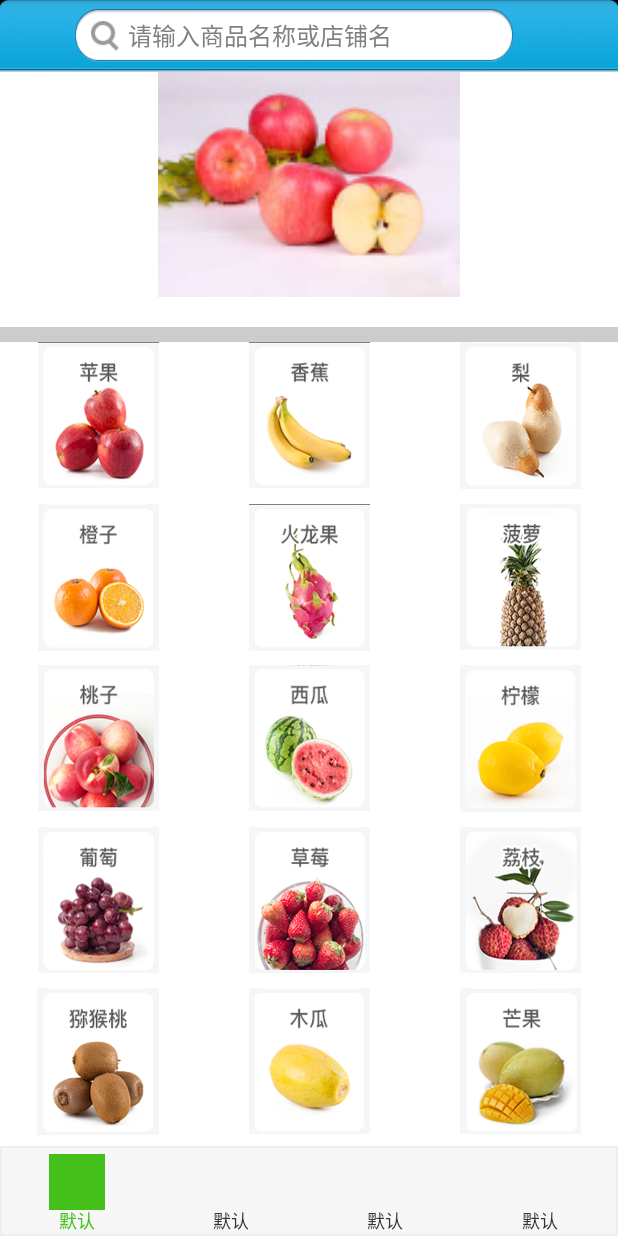
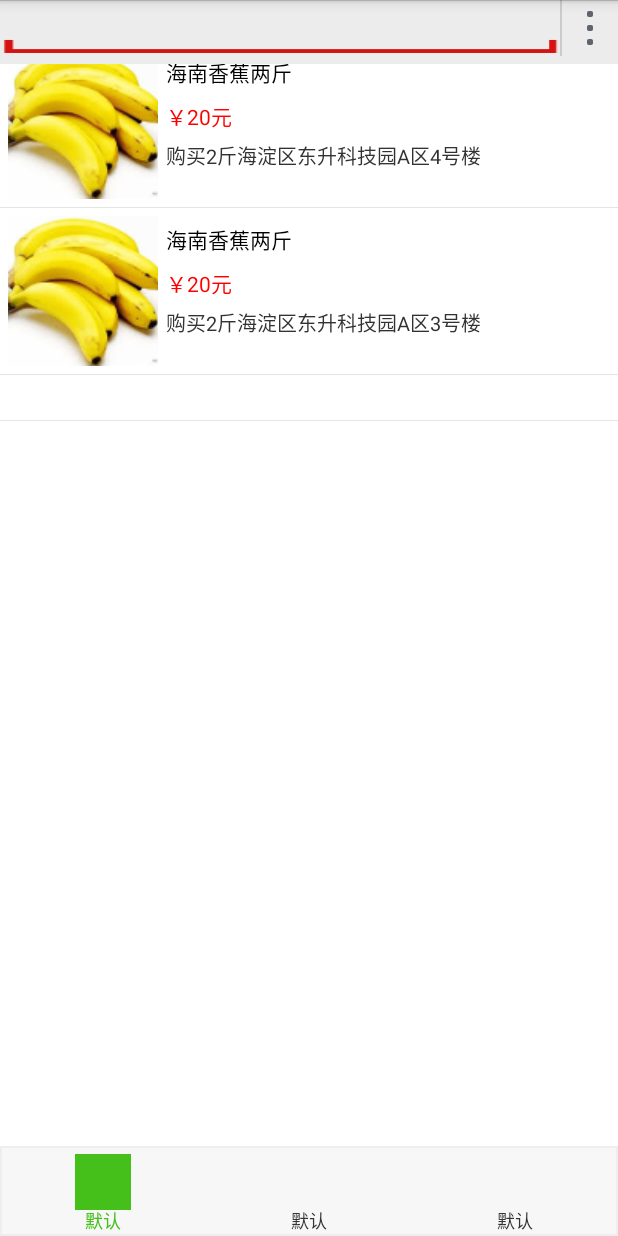
Before and after one commit to jzxyouok/fruit_app, an Android app: the AdminActivity screen opened directly, with no data from a screen before it, on a phone screen of 412 x 824 dp. Run offline under Robolectric (Android 15) with nearby library versions, the phone set to English and light mode, and no system bars; 5 statements that could not run were skipped.

Commit message:
add admin_order

```diff
--- /dev/null
+++ b/src/main/java/com/naoh/Fruit/Adapter/Adapter_Order.java
@@ -0,0 +1,87 @@
+package com.naoh.Fruit.Adapter;
+
+import android.content.Context;
+import android.view.LayoutInflater;
+import android.view.View;
+import android.view.ViewGroup;
+import android.widget.BaseAdapter;
+import android.widget.ImageView;
+import android.widget.TextView;
+
+import com.example.administrator.myapplication.R;
+import com.naoh.Fruit.Data.OrderBean;
+
+import java.util.List;
+
+/**
+ * Created by Administrator on 2016/5/29.
+ */
+public class Adapter_Order  extends BaseAdapter {
+    private Context context;
+    List<OrderBean> orderBeanList;
+
+    public Adapter_Order(Context context) {
+        this.context = context;
+    }
+
+    public Adapter_Order(Context context, List<OrderBean> orderBeanList) {
+        this.context = context;
+        this.orderBeanList = orderBeanList;
+    }
+
+    @Override
+    public int getCount() {
+        if(orderBeanList!=null)
+            return orderBeanList.size();
+        return 0;
+    }
+
+    @Override
+    public Object getItem(int position) {
+        if(orderBeanList!=null)
+            orderBeanList.get(position);
+        return null;
+    }
+
+    @Override
+    public long getItemId(int position) {
+        return position;
+    }
+
+    @Override
+    public View getView(int position, View convertView, ViewGroup parent) {
+        HolderView holderView = null;
+        if (convertView == null) {
+            holderView = new HolderView();
+            convertView = LayoutInflater.from(context).inflate(R.layout.adapter_listview_ware, null);
+            holderView.iv_pic = (ImageView) convertView.findViewById(R.id.iv_adapter_list_pic);
+            holderView.tv_desc = (TextView) convertView.findViewById(R.id.name);
+            holderView.tv_toal_price = (TextView) convertView.findViewById(R.id.price);
+            holderView.tv_sale_num = (TextView) convertView.findViewById(R.id.sale_num);
+            convertView.setTag(holderView);
+        } else {
+            holderView = (HolderView) convertView.getTag();
+        }
+        if (orderBeanList.size() != 0) {
+            buildHolderView(holderView, orderBeanList.get(position));
+        }
+        return convertView;
+    }
+
+    public class HolderView {
+        private ImageView iv_pic;
+        private TextView tv_sale_num;
+        private TextView tv_desc;
+        private TextView tv_toal_price;
+    }
+
+    private void buildHolderView(HolderView holderView, OrderBean orderBean)
+    {
+
+        holderView.iv_pic.setImageResource(R.mipmap.hainan_banana);
+        holderView.tv_desc.setText("海南香蕉两斤");
+        holderView.tv_toal_price.setText("￥20元");
+        holderView.tv_sale_num.setText("购买2斤" + orderBean.getAddress());
+
+    }
+}
--- /dev/null
+++ b/src/main/java/com/naoh/Fruit/Data/OrderBean.java
@@ -0,0 +1,78 @@
+package com.naoh.Fruit.Data;
+
+import java.util.LinkedList;
+import java.util.List;
+
+public class OrderBean {
+    private String orderId;
+    private int userId;
+    private int sellerId;
+    private int payed; // 1已支付，0：未支付
+    private int hasSended;
+    private String address;
+
+    /**
+     * 一个订单可能购买多个商品，这里存储购买的记录
+     */
+    private List<TradingRecord> recordList;
+
+    public OrderBean() {
+        this.recordList = new LinkedList<TradingRecord>();
+    }
+
+    public List<TradingRecord> getRecordList() {
+        return recordList;
+    }
+
+    public void setRecordList(List<TradingRecord> recordList) {
+        this.recordList = recordList;
+    }
+
+    public String getOrderId() {
+        return orderId;
+    }
+
+    public void setOrderId(String orderId) {
+        this.orderId = orderId;
+    }
+
+    public int getUserId() {
+        return userId;
+    }
+
+    public void setUserId(int userId) {
+        this.userId = userId;
+    }
+
+    public int getSellerId() {
+        return sellerId;
+    }
+
+    public void setSellerId(int sellerId) {
+        this.sellerId = sellerId;
+    }
+
+    public int getPayed() {
+        return payed;
+    }
+
+    public void setPayed(int payed) {
+        this.payed = payed;
+    }
+
+    public int getHasSended() {
+        return hasSended;
+    }
+
+    public void setHasSended(int hasSended) {
+        this.hasSended = hasSended;
+    }
+
+    public String getAddress() {
+        return address;
+    }
+
+    public void setAddress(String address) {
+        this.address = address;
+    }
+}
--- /dev/null
+++ b/src/main/java/com/naoh/Fruit/dao/OrderService.java
@@ -0,0 +1,19 @@
+package com.naoh.Fruit.dao;
+
+import android.content.Context;
+
+import com.naoh.Fruit.dao.util.DBHelper;
+
+/**
+ * Created by Administrator on 2016/5/29.
+ */
+public class OrderService extends AbstractService {
+
+    private static final String SQL = "select orderId, userId, sellerId, payed, hasSended, address from orders ";
+
+    public OrderService(Context context)
+    {
+        this.dbHelper = new DBHelper(context);
+    }
+
+}
--- a/src/main/java/com/naoh/Fruit/ui/AdminActivity.java
+++ b/src/main/java/com/naoh/Fruit/ui/AdminActivity.java
@@ -13,6 +13,7 @@ import android.widget.LinearLayout;
 
 import com.example.administrator.myapplication.R;
 import com.naoh.Fruit.Config;
+import com.naoh.Fruit.ui.admin.AllOrdersFragment;
 import com.naoh.Fruit.ui.cart.CartFragment;
 import com.naoh.Fruit.ui.home.HomeFragment;
 import com.naoh.Fruit.view.ChangeColorIconWithText;
@@ -41,7 +42,7 @@ public class AdminActivity extends FragmentActivity implements View.OnClickListe
     @Override
     protected void onCreate(Bundle savedInstanceState) {
         super.onCreate(savedInstanceState);
-        setContentView(R.layout.activity_main);
+        setContentView(R.layout.acitivity_admin2);
 
         //初始化所有的界面
         initView();
@@ -88,51 +89,40 @@ public class AdminActivity extends FragmentActivity implements View.OnClickListe
      */
     private void initFragments() {
         //用于展示首页的Fragment
-        HomeFragment homeFragment = new HomeFragment();
-        mTabs.add(homeFragment);
+        AllOrdersFragment ordersFragment = new AllOrdersFragment();
+        mTabs.add(ordersFragment);
 
         TabFragment tabFragment = new TabFragment();
         Bundle bundle = new Bundle();
-        bundle.putString(TabFragment.TITLE, mTitles[0]);
+        bundle.putString(TabFragment.TITLE, mTitles[1]);
         tabFragment.setArguments(bundle);
         mTabs.add(tabFragment);
 
-//        TabFragment tabFragment1 = new TabFragment();
-//        Bundle bundle1 = new Bundle();
-//        bundle1.putString(TabFragment.TITLE, mTitles[1]);
-//        tabFragment1.setArguments(bundle1);
-//        mTabs.add(tabFragment1);
 
+        /**
+         * TODO:修改成管理员的查看个人信息，历史订单信息的
+         */
         CartFragment cartFragment = new CartFragment();
         mTabs.add(cartFragment);
-
-        TabFragment tabFragment2 = new TabFragment();
-        Bundle bundle2 = new Bundle();
-        bundle2.putString(TabFragment.TITLE, mTitles[2]);
-        tabFragment2.setArguments(bundle2);
-        mTabs.add(tabFragment2);
     }
 
     /**
      * 初始化所有的界面
      */
     private void initView() {
-        mViewPager = (ViewPager) findViewById(R.id.id_viewpager);
-        mTabChat = (LinearLayout) findViewById(R.id.id_indicator);
-        ChangeColorIconWithText one = (ChangeColorIconWithText) findViewById(R.id.id_indicator_one);
-        ChangeColorIconWithText two = (ChangeColorIconWithText) findViewById(R.id.id_indicator_two);
-        ChangeColorIconWithText three = (ChangeColorIconWithText) findViewById(R.id.id_indicator_three);
-        ChangeColorIconWithText four = (ChangeColorIconWithText) findViewById(R.id.id_indicator_four);
+        mViewPager = (ViewPager) findViewById(R.id.admin_viewpager);
+        mTabChat = (LinearLayout) findViewById(R.id.admin_indicator);
+        ChangeColorIconWithText one = (ChangeColorIconWithText) findViewById(R.id.admin_indicator_one);
+        ChangeColorIconWithText two = (ChangeColorIconWithText) findViewById(R.id.admin_indicator_two);
+        ChangeColorIconWithText three = (ChangeColorIconWithText) findViewById(R.id.admin_indicator_three);
 
         mTabIndicators.add(one);
         mTabIndicators.add(two);
         mTabIndicators.add(three);
-        mTabIndicators.add(four);
 
         one.setOnClickListener(this);
         two.setOnClickListener(this);
         three.setOnClickListener(this);
-        four.setOnClickListener(this);
 
         one.setIconAlpha(Config.PURE_COLOR);
     }
@@ -162,21 +152,17 @@ public class AdminActivity extends FragmentActivity implements View.OnClickListe
         resetOtherTabs();
 
         switch (v.getId()) {
-            case R.id.id_indicator_one:
+            case R.id.admin_indicator_one:
                 mTabIndicators.get(Config.DEVICE_INDEX).setIconAlpha(Config.PURE_COLOR);
                 mViewPager.setCurrentItem(Config.DEVICE_INDEX, false);
                 break;
-            case R.id.id_indicator_two:
+            case R.id.admin_indicator_two:
                 mTabIndicators.get(Config.ORDER_INDEX).setIconAlpha(Config.PURE_COLOR);
                 mViewPager.setCurrentItem(Config.ORDER_INDEX, false);
                 break;
-            case R.id.id_indicator_three:
+            case R.id.admin_indicator_three:
                 mTabIndicators.get(Config.INFO_INDEX).setIconAlpha(Config.PURE_COLOR);
                 mViewPager.setCurrentItem(Config.INFO_INDEX, false);
-                break;
-            case R.id.id_indicator_four:
-                mTabIndicators.get(Config.SETTINGS_INDEX).setIconAlpha(Config.PURE_COLOR);
-                mViewPager.setCurrentItem(Config.SETTINGS_INDEX, false);
                 break;
         }
     }
--- /dev/null
+++ b/src/main/java/com/naoh/Fruit/ui/admin/AllOrdersFragment.java
@@ -0,0 +1,181 @@
+package com.naoh.Fruit.ui.admin;
+
+import android.app.ProgressDialog;
+import android.os.AsyncTask;
+import android.os.Bundle;
+import android.support.v4.app.Fragment;
+import android.view.LayoutInflater;
+import android.view.MotionEvent;
+import android.view.View;
+import android.view.ViewGroup;
+import android.view.animation.AnimationSet;
+import android.widget.EditText;
+import android.widget.ImageView;
+import android.widget.LinearLayout;
+
+import com.example.administrator.myapplication.R;
+import com.naoh.Fruit.Adapter.Adapter_Order;
+import com.naoh.Fruit.Data.OrderBean;
+import com.naoh.Fruit.view.xListview.XListView;
+
+import java.text.SimpleDateFormat;
+import java.util.Date;
+import java.util.LinkedList;
+import java.util.List;
+
+/**
+ * Created by Administrator on 2016/5/29.
+ */
+public class AllOrdersFragment extends Fragment implements View.OnTouchListener, XListView.IXListViewListener {
+
+    //显示所有订单的列表
+    private XListView listView;
+    //整个顶部搜索控件，用于隐藏和显示底部整个控件
+    private LinearLayout ll_search;
+
+    @SuppressWarnings("unused")
+    private EditText ed_search;
+
+    private AnimationSet animationSet;
+    /**
+     * 第一次按下屏幕时的Y坐标
+     */
+    float fist_down_Y = 0;
+    /**
+     * 请求数据的页数
+     */
+    private int pageIndex = 0;
+
+    /**
+     * 存储网络返回的数据中的data字段
+     */
+    private List<OrderBean> orderBeanList;
+
+    @Override
+    public View onCreateView(LayoutInflater inflater, ViewGroup container, Bundle savedInstanceState) {
+
+        View view = LayoutInflater.from(getActivity()).inflate(R.layout.fragment_allorders, null);
+        initView(view);
+        return view;
+    }
+
+    /**
+     * 初始化视图
+     * @param view
+     */
+    private void initView(View view) {
+
+        if(orderBeanList==null) {
+            orderBeanList = new LinkedList<OrderBean>();
+            OrderBean orderBean= new OrderBean();
+            orderBean.setOrderId("dafjsdkafiefdff");
+            orderBean.setAddress("海淀区东升科技园A区4号楼");
+            orderBeanList.add(orderBean);
+
+            OrderBean orderBean2= new OrderBean();
+            orderBean2.setOrderId("dafjsdkafiefdff");
+            orderBean2.setAddress("海淀区东升科技园A区3号楼");
+            orderBeanList.add(orderBean2);
+        }
+
+        ll_search = (LinearLayout)  view.findViewById(R.id.order_choice);
+        ed_search = (EditText) view.findViewById(R.id.order_SearchOrder);
+
+        listView = (XListView) view.findViewById(R.id.listOrderView);
+        listView.setOnTouchListener(this);
+        listView.setXListViewListener(this);
+        // 设置可以进行下拉加载的功能
+        listView.setPullLoadEnable(true);
+        listView.setPullRefreshEnable(true);
+
+        listView.setAdapter(new Adapter_Order(getActivity(), orderBeanList));
+    }
+
+    @Override
+    public void onRefresh() {
+
+    }
+
+    @Override
+    public void onLoadMore() {
+
+    }
+
+    @Override
+    public boolean onTouch(View v, MotionEvent event) {
+        return false;
+    }
+
+
+    private class OrderTask extends AsyncTask<Void, Void, List<OrderBean>> {
+
+        ProgressDialog dialog = null;
+
+        @Override
+        protected void onPreExecute() {
+            if (dialog == null) {
+                dialog = ProgressDialog.show(getActivity(), "", "正在加载...");
+                dialog.show();
+            }
+        }
+
+        @Override
+        protected List<OrderBean> doInBackground(Void... params) {
+//            if (orderBeanList == null) {
+//                orderBeanList = new LinkedList<OrderBean>();
+//            }
+//            List<OrderBean> moreOrderBean = new OrderService(getActivity()).findMoreOrzzderBean(sellerId, pageIndex, 10);
+            //orderBeanList.addAll(moreOrderBean);
+
+
+            return null;
+        }
+
+        @Override
+        protected void onPostExecute(List<OrderBean> result) {
+            if (dialog != null && dialog.isShowing()) {
+                dialog.dismiss();
+                dialog = null;
+            }
+
+
+//            listView.setAdapter(new Adapter_ListView_ware(getActivity()));
+//            listView.setOnItemClickListener(new AdapterView.OnItemClickListener() {
+//                @Override
+//                public void onItemClick(AdapterView<?> arg0, View arg1, int position, long arg3) {
+//                    Intent intent = new Intent(getActivity(), OrderDetailActivity.class);
+//                    startActivity(intent);
+//                }
+//            });
+
+            // 停止刷新和加载
+            onLoad();
+        }
+
+    }
+
+    /**
+     * 停止加载和刷新
+     */
+    private void onLoad() {
+        listView.stopRefresh();
+        // 停止加载更多
+        listView.stopLoadMore();
+
+        // 设置最后一次刷新时间
+        listView.setRefreshTime(getCurrentTime(System.currentTimeMillis()));
+    }
+
+    /**
+     * 简单的时间格式
+     */
+    public static SimpleDateFormat mDateFormat = new SimpleDateFormat("MM-dd HH:mm");
+
+    public static String getCurrentTime(long time) {
+        if (0 == time) {
+            return "";
+        }
+
+        return mDateFormat.format(new Date(time));
+    }
+}
--- /dev/null
+++ b/src/main/res/layout/acitivity_admin2.xml
@@ -0,0 +1,53 @@
+<?xml version="1.0" encoding="utf-8"?>
+<LinearLayout xmlns:android="http://schemas.android.com/apk/res/android"
+    xmlns:app="http://schemas.android.com/apk/res-auto"
+    android:orientation="vertical" android:layout_width="match_parent"
+    android:layout_height="match_parent">
+    <android.support.v4.view.ViewPager
+        android:id="@+id/admin_viewpager"
+        android:layout_width="match_parent"
+        android:layout_height="0dp"
+        android:layout_weight="1" />
+
+    <LinearLayout
+        android:id="@+id/admin_indicator"
+        android:layout_width="match_parent"
+        android:layout_height="60dp"
+        android:background="@drawable/tab_bg"
+        android:orientation="horizontal">
+
+        <com.naoh.Fruit.view.ChangeColorIconWithText
+            android:id="@+id/admin_indicator_one"
+            android:layout_width="0dp"
+            android:layout_height="match_parent"
+            android:layout_weight="1"
+            android:padding="5dp"
+            app:color="#ff45c01a"
+            app:icon="@mipmap/guide_cart_nm"
+            app:text="所有订单"
+            app:text_size="@dimen/tab_text_size" />
+
+        <com.naoh.Fruit.view.ChangeColorIconWithText
+            android:id="@+id/admin_indicator_two"
+            android:layout_width="0dp"
+            android:layout_height="match_parent"
+            android:layout_weight="1"
+            android:padding="5dp"
+            app:color="@color/tab_color"
+            app:icon="@mipmap/guide_tfaccount_nm"
+            app:text="已发布的商品"
+            app:text_size="@dimen/tab_text_size" />
+
+        <com.naoh.Fruit.view.ChangeColorIconWithText
+            android:id="@+id/admin_indicator_three"
+            android:layout_width="0dp"
+            android:layout_height="match_parent"
+            android:layout_weight="1"
+            android:padding="5dp"
+            app:color="@color/tab_color"
+            app:icon="@mipmap/guide_cart_nm"
+            app:text="发布新商品"
+            app:text_size="@dimen/tab_text_size" />
+    </LinearLayout>
+
+</LinearLayout>
--- a/src/main/res/layout/activity_admin.xml
+++ b/src/main/res/layout/activity_admin.xml
@@ -14,7 +14,6 @@
         android:layout_width="wrap_content"
         android:layout_height="wrap_content"
         android:layout_alignParentLeft="true"
-        android:layout_below="@+id/textViewP"
         android:layout_marginTop="50dp"
         android:text="@string/price"
         android:textAppearance="?android:attr/textAppearanceMedium" />
--- /dev/null
+++ b/src/main/res/layout/fragment_allorders.xml
@@ -0,0 +1,49 @@
+<?xml version="1.0" encoding="utf-8"?>
+<RelativeLayout xmlns:android="http://schemas.android.com/apk/res/android"
+    android:layout_width="match_parent" android:layout_height="match_parent"
+    android:background="@color/white">
+
+    <com.naoh.Fruit.view.xListview.XListView
+        android:id="@+id/listOrderView"
+        android:layout_width="match_parent"
+        android:layout_height="match_parent"
+        android:cacheColorHint="#00000000" />
+
+    <LinearLayout
+        android:id="@+id/order_choice"
+        android:layout_width="match_parent"
+        android:layout_height="wrap_content"
+        android:background="#EDECEC"
+        android:orientation="vertical"
+        android:paddingBottom="5dp">
+
+        <LinearLayout
+            android:layout_width="match_parent"
+            android:layout_height="wrap_content"
+            android:orientation="horizontal">
+
+           <EditText
+                android:id="@+id/order_SearchOrder"
+                android:layout_width="0dp"
+                android:layout_height="match_parent"
+                android:layout_weight="1"
+                android:background="@mipmap/bg_edit_ware"
+                android:focusable="true"
+                android:focusableInTouchMode="true"
+                android:paddingLeft="10dp"
+                android:singleLine="true"
+                android:textColor="@color/black" />
+
+            <View
+                android:layout_width="1dp"
+                android:layout_height="match_parent"
+                android:background="@color/bg_Gray" />
+
+            <ImageView
+                android:layout_width="wrap_content"
+                android:layout_height="wrap_content"
+                android:src="@mipmap/tb_icon_actionbar_more" />
+        </LinearLayout>
+    </LinearLayout>
+
+</RelativeLayout>
--- a/src/main/res/layout/user_list_item.xml
+++ b/src/main/res/layout/user_list_item.xml
@@ -54,7 +54,7 @@
 	             android:layout_height="30dp"
 	             android:textSize="12sp"
 	             android:layout_marginLeft="10dp"
-	             android:text="IT部门    信息科"
+	             android:text="IT部门 信息科"
 	             android:textColor="@color/gray" />
 
 	     </LinearLayout>
```
Also changed, not shown: 1 other file.
